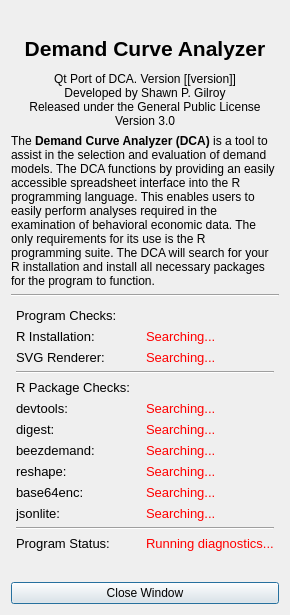
Old version of the form statusdialog.ui in the repository miyamot0/DemandCalculatorQT.
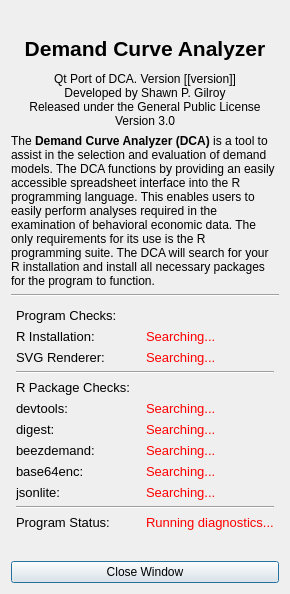
New version of the form. Icons and pictures are not drawn.

Commit message: License cleanup, moving towards RStudio-like license style

```diff
--- a/statusdialog.ui
+++ b/statusdialog.ui
@@ -256,30 +256,13 @@
         </widget>
        </item>
        <item row="8" column="0">
-        <widget class="QLabel" name="labelReshape">
-         <property name="text">
-          <string>&lt;html&gt;&lt;head/&gt;&lt;body&gt;&lt;p&gt;&lt;span style=&quot; font-size:10pt;&quot;&gt;reshape:&lt;/span&gt;&lt;/p&gt;&lt;/body&gt;&lt;/html&gt;</string>
-         </property>
-        </widget>
-       </item>
-       <item row="8" column="1">
-        <widget class="QLabel" name="statusReshape">
-         <property name="text">
-          <string>&lt;html&gt;&lt;head/&gt;&lt;body&gt;&lt;p&gt;&lt;span style=&quot; font-size:10pt; color:#ff0000;&quot;&gt;Searching...&lt;/span&gt;&lt;/p&gt;&lt;/body&gt;&lt;/html&gt;</string>
-         </property>
-         <property name="indent">
-          <number>30</number>
-         </property>
-        </widget>
-       </item>
-       <item row="9" column="0">
         <widget class="QLabel" name="labelBase64">
          <property name="text">
           <string>&lt;html&gt;&lt;head/&gt;&lt;body&gt;&lt;p&gt;&lt;span style=&quot; font-size:10pt;&quot;&gt;base64enc:&lt;/span&gt;&lt;/p&gt;&lt;/body&gt;&lt;/html&gt;</string>
          </property>
         </widget>
        </item>
-       <item row="9" column="1">
+       <item row="8" column="1">
         <widget class="QLabel" name="statusBase64">
          <property name="text">
           <string>&lt;html&gt;&lt;head/&gt;&lt;body&gt;&lt;p&gt;&lt;span style=&quot; font-size:10pt; color:#ff0000;&quot;&gt;Searching...&lt;/span&gt;&lt;/p&gt;&lt;/body&gt;&lt;/html&gt;</string>
@@ -289,14 +272,14 @@
          </property>
         </widget>
        </item>
-       <item row="10" column="0">
+       <item row="9" column="0">
         <widget class="QLabel" name="labelJsonlite">
          <property name="text">
           <string>&lt;html&gt;&lt;head/&gt;&lt;body&gt;&lt;p&gt;&lt;span style=&quot; font-size:10pt;&quot;&gt;jsonlite:&lt;/span&gt;&lt;/p&gt;&lt;/body&gt;&lt;/html&gt;</string>
          </property>
         </widget>
        </item>
-       <item row="10" column="1">
+       <item row="9" column="1">
         <widget class="QLabel" name="statusJson">
          <property name="text">
           <string>&lt;html&gt;&lt;head/&gt;&lt;body&gt;&lt;p&gt;&lt;span style=&quot; font-size:10pt; color:#ff0000;&quot;&gt;Searching...&lt;/span&gt;&lt;/p&gt;&lt;/body&gt;&lt;/html&gt;</string>
@@ -306,7 +289,7 @@
          </property>
         </widget>
        </item>
-       <item row="11" column="0" colspan="2">
+       <item row="10" column="0" colspan="2">
         <widget class="Line" name="line2">
          <property name="sizePolicy">
           <sizepolicy hsizetype="MinimumExpanding" vsizetype="MinimumExpanding">
@@ -322,14 +305,14 @@
          </property>
         </widget>
        </item>
-       <item row="12" column="0">
+       <item row="11" column="0">
         <widget class="QLabel" name="labelActivated">
          <property name="text">
           <string>&lt;html&gt;&lt;head/&gt;&lt;body&gt;&lt;p&gt;&lt;span style=&quot; font-size:10pt;&quot;&gt;Program Status:&lt;/span&gt;&lt;/p&gt;&lt;/body&gt;&lt;/html&gt;</string>
          </property>
         </widget>
        </item>
-       <item row="12" column="1">
+       <item row="11" column="1">
         <widget class="QLabel" name="statusDiagnostics">
          <property name="text">
           <string>&lt;html&gt;&lt;head/&gt;&lt;body&gt;&lt;p&gt;&lt;span style=&quot; font-size:10pt; color:#ff0000;&quot;&gt;Running diagnostics...&lt;/span&gt;&lt;/p&gt;&lt;/body&gt;&lt;/html&gt;</string>
```
Left out of the diff: 88 changed lines with no effect on the pictures. The commit also changes 12 other files.
